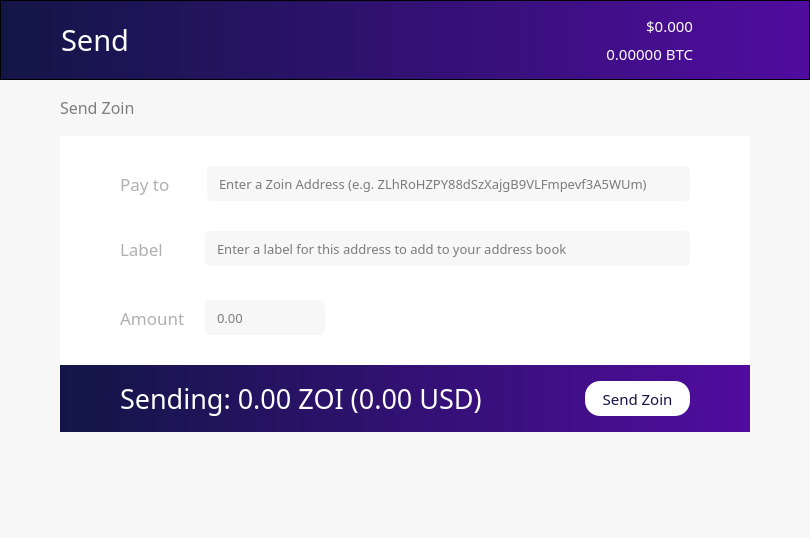
This is src/qt/forms/sendcoinsdialog.ui in noirofficial/noir as Qt 5 draws it before an edit. The edited form follows.
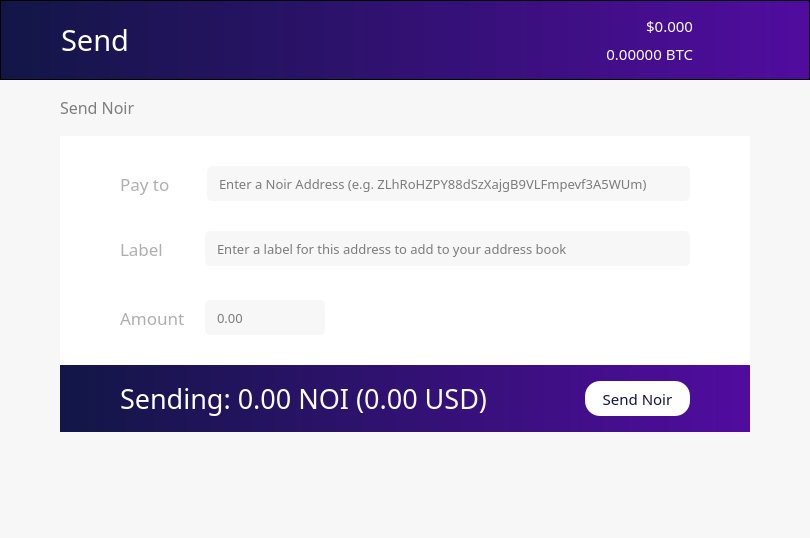
This is the edited form. Icons and pictures are not drawn. Custom widgets are drawn as their Qt base class.

What changed in the file:
```diff
--- a/src/qt/forms/sendcoinsdialog.ui
+++ b/src/qt/forms/sendcoinsdialog.ui
@@ -246,7 +246,7 @@
         <widget class="QLabel" name="label_7">
          <property name="font">
           <font>
-           <family>ZoinMedium</family>
+           <family>NoirMedium</family>
            <pointsize>12</pointsize>
            <weight>50</weight>
            <bold>false</bold>
@@ -256,7 +256,7 @@
           <string notr="true">color: rgb(126, 126, 126);</string>
          </property>
          <property name="text">
-          <string>Send Zoin</string>
+          <string>Send Noir</string>
          </property>
         </widget>
        </item>
@@ -454,7 +454,7 @@
               </property>
               <property name="font">
                <font>
-                <family>ZoinLight</family>
+                <family>NoirLight</family>
                 <pointsize>10</pointsize>
                </font>
               </property>
@@ -481,7 +481,7 @@
                <set>Qt::AlignLeading|Qt::AlignLeft|Qt::AlignVCenter</set>
               </property>
               <property name="placeholderText">
-               <string>Enter a Zoin Address (e.g. ZLhRoHZPY88dSzXajgB9VLFmpevf3A5WUm)</string>
+               <string>Enter a Noir Address (e.g. ZLhRoHZPY88dSzXajgB9VLFmpevf3A5WUm)</string>
               </property>
              </widget>
             </item>
@@ -679,7 +679,7 @@
             <widget class="QLabel" name="sendAmount">
              <property name="font">
               <font>
-               <family>ZoinLight</family>
+               <family>NoirLight</family>
                <pointsize>20</pointsize>
                <weight>50</weight>
                <italic>false</italic>
@@ -693,7 +693,7 @@
 </string>
              </property>
              <property name="text">
-              <string>Sending: 0.00 ZOI (0.00 USD)</string>
+              <string>Sending: 0.00 NOI (0.00 USD)</string>
              </property>
             </widget>
            </item>
@@ -713,7 +713,7 @@
              </property>
              <property name="font">
               <font>
-               <family>ZoinRegular</family>
+               <family>NoirRegular</family>
                <pointsize>11</pointsize>
                <weight>50</weight>
                <bold>false</bold>
@@ -727,7 +727,7 @@
 width:105px;</string>
              </property>
              <property name="text">
-              <string>Send Zoin</string>
+              <string>Send Noir</string>
              </property>
              <property name="checkable">
               <bool>true</bool>
```
Left out of the diff: 18 changed lines with no effect on the pictures.
